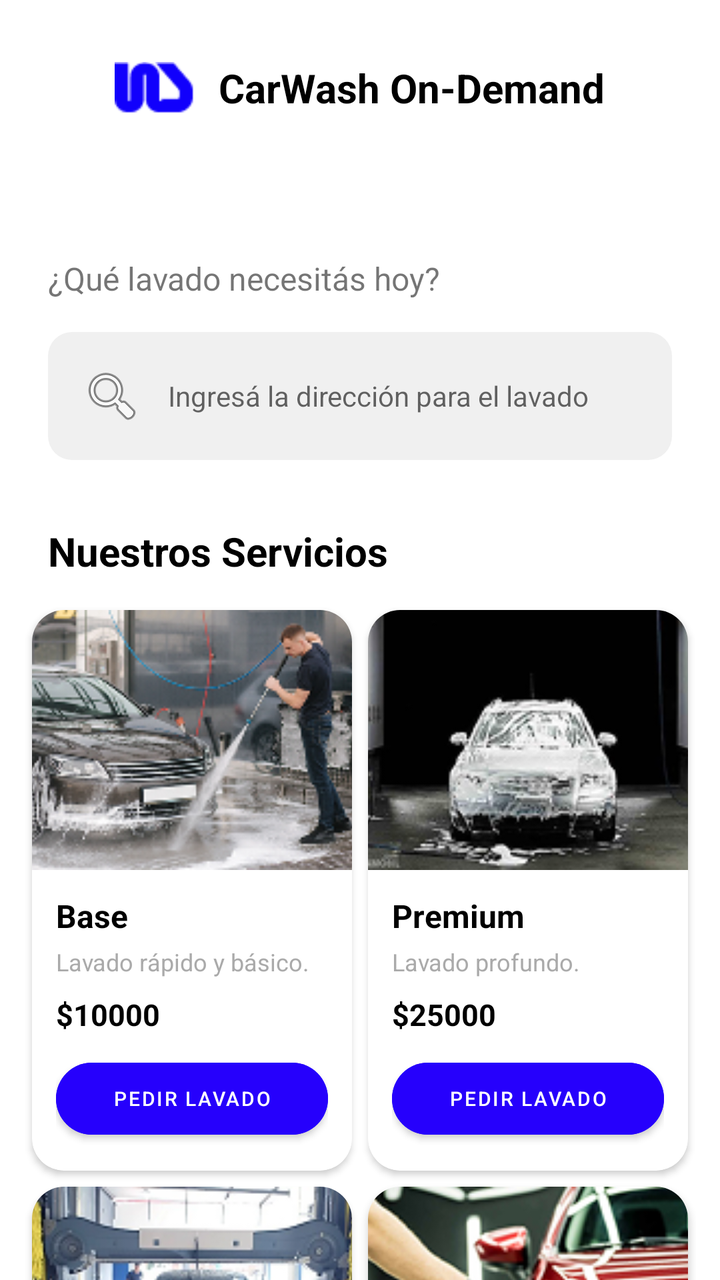
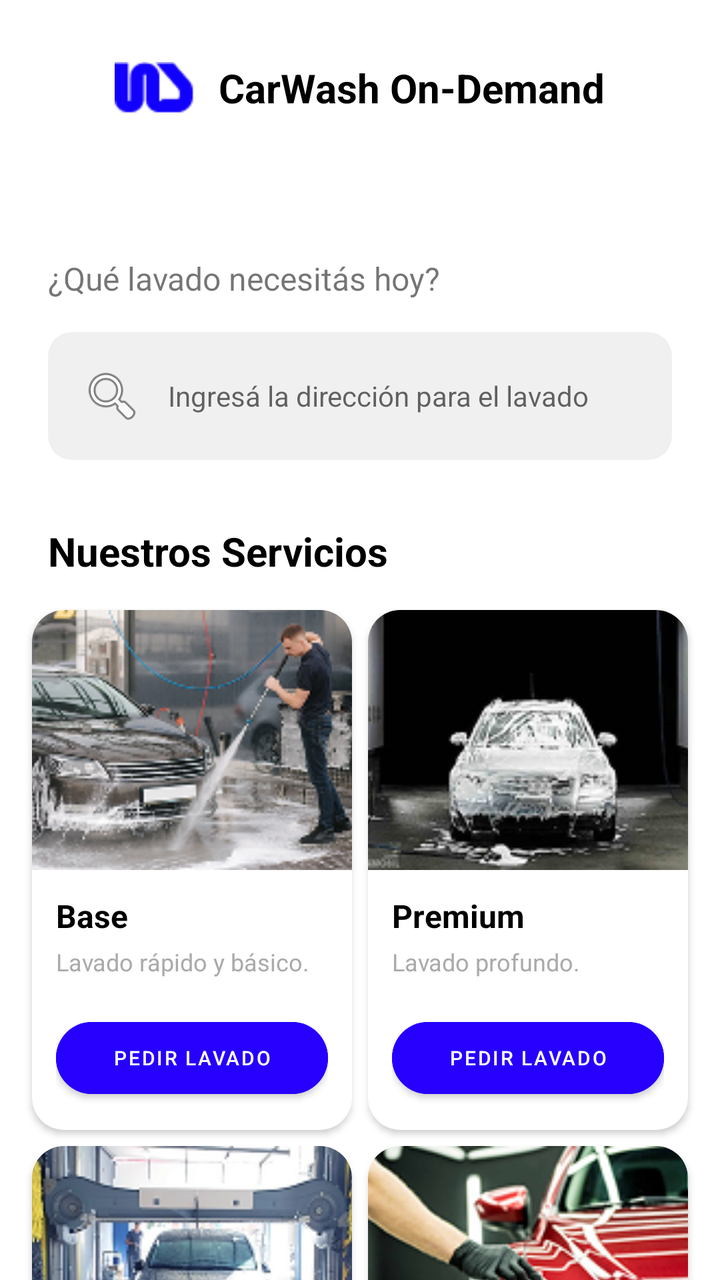

Two renders of the same Android screen: before a commit and after it. Below are the layout's source before the change and the commit's diff.
<!-- AndroidManifest.xml: application theme Theme.CarWash -->
<!-- res/layout/fragment_home.xml -->
<?xml version="1.0" encoding="utf-8"?>
<LinearLayout
    xmlns:android="http://schemas.android.com/apk/res/android"
    xmlns:app="http://schemas.android.com/apk/res-auto"
    xmlns:tools="http://schemas.android.com/tools"
    android:layout_width="match_parent"
    android:layout_height="match_parent"
    android:orientation="vertical"
    tools:context=".ui.home.HomeFragment">

    
    <LinearLayout
        android:layout_width="match_parent"
        android:layout_height="wrap_content"
        android:orientation="horizontal"
        android:gravity="center"
        android:paddingTop="24dp"
        android:paddingBottom="12dp">

        <ImageView
            android:layout_width="40dp"
            android:layout_height="40dp"
            android:src="@drawable/logo_carwash"/>

        <TextView
            android:layout_width="wrap_content"
            android:layout_height="wrap_content"
            android:text="CarWash On-Demand"
            android:textColor="@android:color/black"
            android:textSize="20sp"
            android:textStyle="bold"
            android:layout_marginStart="12dp"/>
    </LinearLayout>

    
    <LinearLayout
        android:layout_width="match_parent"
        android:layout_height="0dp"
        android:layout_weight="1"
        android:orientation="vertical">

        
        <LinearLayout
            android:layout_width="match_parent"
            android:layout_height="wrap_content"
            android:orientation="vertical"
            android:paddingStart="24dp"
            android:paddingEnd="24dp">

            <TextView
                android:id="@+id/greeting_text"
                android:layout_width="match_parent"
                android:layout_height="wrap_content"
                android:layout_marginTop="16dp"
                android:text=""
                android:textColor="@android:color/black"
                android:textSize="24sp"
                android:textStyle="bold" />

            <TextView
                android:id="@+id/prompt_text"
                android:layout_width="match_parent"
                android:layout_height="wrap_content"
                android:layout_marginTop="4dp"
                android:text="¿Qué lavado necesitás hoy?"
                android:textSize="16sp" />

            
            <EditText
                android:id="@+id/search_bar"
                android:layout_width="match_parent"
                android:layout_height="wrap_content"
                android:layout_marginTop="16dp"
                android:background="@drawable/edit_text_background"
                android:drawableStart="@android:drawable/ic_menu_search"
                android:drawablePadding="12dp"
                android:gravity="center_vertical"
                android:padding="16dp"
                android:hint="Ingresá la dirección para el lavado"
                android:inputType="textPostalAddress"
                android:textSize="14sp" />

            <TextView
                android:id="@+id/services_title"
                android:layout_width="match_parent"
                android:layout_height="wrap_content"
                android:layout_marginTop="32dp"
                android:text="Nuestros Servicios"
                android:textColor="@android:color/black"
                android:textSize="20sp"
                android:textStyle="bold" />
        </LinearLayout>

        
        <androidx.core.widget.NestedScrollView
            android:layout_width="match_parent"
            android:layout_height="match_parent"
            android:layout_marginTop="12dp"
            android:clipToPadding="false"
            android:paddingBottom="16dp">

            <GridLayout
                android:layout_width="match_parent"
                android:layout_height="wrap_content"
                android:columnCount="2"
                android:paddingStart="12dp"
                android:paddingEnd="12dp"
                android:useDefaultMargins="true">

                
                <com.google.android.material.card.MaterialCardView
                    android:layout_width="0dp"
                    android:layout_height="wrap_content"
                    android:layout_columnWeight="1"
                    app:cardCornerRadius="16dp"
                    app:cardElevation="2dp">

                    <LinearLayout
                        android:layout_width="match_parent"
                        android:layout_height="wrap_content"
                        android:orientation="vertical">

                        <ImageView
                            android:layout_width="match_parent"
                            android:layout_height="130dp"
                            android:src="@drawable/lavadobase"
                            android:scaleType="centerCrop" />

                        <LinearLayout
                            android:layout_width="match_parent"
                            android:layout_height="wrap_content"
                            android:orientation="vertical"
                            android:padding="12dp">

                            <TextView
                                android:layout_width="wrap_content"
                                android:layout_height="wrap_content"
                                android:text="Base"
                                android:textColor="@android:color/black"
                                android:textSize="16sp"
                                android:textStyle="bold" />

                            <TextView
                                android:layout_width="wrap_content"
                                android:layout_height="wrap_content"
                                android:text="Lavado rápido y básico."
                                android:textColor="@android:color/darker_gray"
                                android:textSize="12sp"
                                android:layout_marginTop="4dp"
                                android:layout_marginBottom="8dp"/>

                            <TextView
                                android:layout_width="wrap_content"
                                android:layout_height="wrap_content"
                                android:text="$10000"
                                android:textColor="@android:color/black"
                                android:textSize="15sp"
                                android:textStyle="bold" />

                            <com.google.android.material.button.MaterialButton
                                android:id="@+id/btnOrderBase"
                                android:layout_width="match_parent"
                                android:layout_height="wrap_content"
                                android:layout_marginTop="8dp"
                                android:text="PEDIR LAVADO"
                                android:textSize="10sp"
                                android:textAllCaps="false"
                                android:backgroundTint="@color/azulcarwash"
                                app:cornerRadius="24dp" />

                        </LinearLayout>
                    </LinearLayout>
                </com.google.android.material.card.MaterialCardView>

                
                <com.google.android.material.card.MaterialCardView
                    android:layout_width="0dp"
                    android:layout_height="wrap_content"
                    android:layout_columnWeight="1"
                    app:cardCornerRadius="16dp"
                    app:cardElevation="2dp">

                    <LinearLayout
                        android:layout_width="match_parent"
                        android:layout_height="wrap_content"
                        android:orientation="vertical">

                        <ImageView
                            android:layout_width="match_parent"
                            android:layout_height="130dp"
                            android:src="@drawable/lavadopremium"
                            android:scaleType="centerCrop" />

                        <LinearLayout
                            android:layout_width="match_parent"
                            android:layout_height="wrap_content"
                            android:orientation="vertical"
                            android:padding="12dp">

                            <TextView
                                android:layout_width="wrap_content"
                                android:layout_height="wrap_content"
                                android:text="Premium"
                                android:textColor="@android:color/black"
                                android:textSize="16sp"
                                android:textStyle="bold" />

                            <TextView
                                android:layout_width="wrap_content"
                                android:layout_height="wrap_content"
                                android:text="Lavado profundo."
                                android:textColor="@android:color/darker_gray"
                                android:textSize="12sp"
                                android:layout_marginTop="4dp"
                                android:layout_marginBottom="8dp"/>

                            <TextView
                                android:layout_width="wrap_content"
                                android:layout_height="wrap_content"
                                android:text="$25000"
                                android:textColor="@android:color/black"
                                android:textSize="15sp"
                                android:textStyle="bold" />

                            <com.google.android.material.button.MaterialButton
                                android:id="@+id/btnOrderPremium"
                                android:layout_width="match_parent"
                                android:layout_height="wrap_content"
                                android:layout_marginTop="8dp"
                                android:text="PEDIR LAVADO"
                                android:textSize="10sp"
                                android:textAllCaps="false"
                                android:backgroundTint="@color/azulcarwash"
                                app:cornerRadius="24dp" />

                        </LinearLayout>
                    </LinearLayout>
                </com.google.android.material.card.MaterialCardView>

                
                <com.google.android.material.card.MaterialCardView
                    android:layout_width="0dp"
                    android:layout_height="wrap_content"
                    android:layout_columnWeight="1"
                    app:cardCornerRadius="16dp"
                    app:cardElevation="2dp">

                    <LinearLayout
                        android:layout_width="match_parent"
                        android:layout_height="wrap_content"
                        android:orientation="vertical">

                        <ImageView
                            android:layout_width="match_parent"
                            android:layout_height="130dp"
                            android:src="@drawable/lavadoexpress"
                            android:scaleType="centerCrop" />

                        <LinearLayout
                            android:layout_width="match_parent"
                            android:layout_height="wrap_content"
                            android:orientation="vertical"
                            android:padding="12dp">

                            <TextView
                                android:layout_width="wrap_content"
                                android:layout_height="wrap_content"
                                android:text="Express"
                                android:textColor="@android:color/black"
                                android:textSize="16sp"
                                android:textStyle="bold" />

                            <TextView
                                android:layout_width="wrap_content"
                                android:layout_height="wrap_content"
                                android:text="Menos de una hora."
                                android:textColor="@android:color/darker_gray"
                                android:textSize="12sp"
                                android:layout_marginTop="4dp"
                                android:layout_marginBottom="8dp"/>

                            <TextView
                                android:layout_width="wrap_content"
                                android:layout_height="wrap_content"
                                android:text="$15000"
                                android:textColor="@android:color/black"
                                android:textSize="15sp"
                                android:textStyle="bold" />

                            <com.google.android.material.button.MaterialButton
                                android:id="@+id/btnOrderExpress"
                                android:layout_width="match_parent"
                                android:layout_height="wrap_content"
                                android:layout_marginTop="8dp"
                                android:text="PEDIR LAVADO"
                                android:textSize="10sp"
                                android:textAllCaps="false"
                                android:backgroundTint="@color/azulcarwash"
                                app:cornerRadius="24dp" />

                        </LinearLayout>
                    </LinearLayout>
                </com.google.android.material.card.MaterialCardView>

                
                <com.google.android.material.card.MaterialCardView
                    android:layout_width="0dp"
                    android:layout_height="wrap_content"
                    android:layout_columnWeight="1"
                    app:cardCornerRadius="16dp"
                    app:cardElevation="2dp">

                    <LinearLayout
                        android:layout_width="match_parent"
                        android:layout_height="wrap_content"
                        android:orientation="vertical">

                        <ImageView
                            android:layout_width="match_parent"
                            android:layout_height="130dp"
                            android:src="@drawable/lavadodetailing"
                            android:scaleType="centerCrop" />

                        <LinearLayout
                            android:layout_width="match_parent"
                            android:layout_height="wrap_content"
                            android:orientation="vertical"
                            android:padding="12dp">

                            <TextView
                                android:layout_width="wrap_content"
                                android:layout_height="wrap_content"
                                android:text="Detailing"
                                android:textColor="@android:color/black"
                                android:textSize="16sp"
                                android:textStyle="bold" />

                            <TextView
                                android:layout_width="wrap_content"
                                android:layout_height="wrap_content"
                                android:text="Lavado, encerado y pulido."
                                android:textColor="@android:color/darker_gray"
                                android:textSize="12sp"
                                android:layout_marginTop="4dp"
                                android:layout_marginBottom="8dp"/>

                            <TextView
                                android:layout_width="wrap_content"
                                android:layout_height="wrap_content"
                                android:text="$50000"
                                android:textColor="@android:color/black"
                                android:textSize="15sp"
                                android:textStyle="bold" />

                            <com.google.android.material.button.MaterialButton
                                android:id="@+id/btnOrderDetailing"
                                android:layout_width="match_parent"
                                android:layout_height="wrap_content"
                                android:layout_marginTop="8dp"
                                android:text="PEDIR LAVADO"
                                android:textSize="10sp"
                                android:textAllCaps="false"
                                android:backgroundTint="@color/azulcarwash"
                                app:cornerRadius="24dp" />

                        </LinearLayout>
                    </LinearLayout>
                </com.google.android.material.card.MaterialCardView>

            </GridLayout>
        </androidx.core.widget.NestedScrollView>
    </LinearLayout>
</LinearLayout>
<!-- resources referenced by this layout -->
<resources>
  <color name="azulcarwash">#2600FC</color>
  <!-- drawable edit_text_background (drawable) -->
  <?xml version="1.0" encoding="utf-8"?>
  <shape xmlns:android="http://schemas.android.com/apk/res/android"
      android:shape="rectangle">
  
      
      <solid android:color="@color/edit_text_bg_gray" />
  
      
      <corners android:radius="12dp" />
  
  </shape>
  <!-- drawable lavadobase: png bitmap (drawable, 54784 bytes) -->
  <!-- drawable lavadodetailing: png bitmap (drawable, 52180 bytes) -->
  <!-- drawable lavadoexpress: png bitmap (drawable, 50966 bytes) -->
  <!-- drawable lavadopremium: png bitmap (drawable, 27926 bytes) -->
  <!-- drawable logo_carwash: png bitmap (drawable, 734 bytes) -->
  <style name="Theme.CarWash" parent="Theme.MaterialComponents.DayNight.NoActionBar">
          
          <item name="colorPrimary">@color/purple_500</item>
          <item name="colorPrimaryVariant">@color/purple_700</item>
          <item name="colorOnPrimary">@color/white</item>
          
          <item name="colorSecondary">@color/teal_200</item>
          <item name="colorSecondaryVariant">@color/teal_700</item>
          <item name="colorOnSecondary">@color/black</item>
          
          <item name="android:statusBarColor">?attr/colorPrimaryVariant</item>
          
      </style>
  <color name="edit_text_bg_gray">#F0F0F0</color>
  <color name="purple_500">#FF6200EE</color>
  <color name="purple_700">#FF3700B3</color>
  <color name="white">#FFFFFFFF</color>
  <color name="teal_200">#FF03DAC5</color>
  <color name="teal_700">#FF018786</color>
  <color name="black">#FF000000</color>
</resources>

<!-- the commit's change to res/layout/fragment_home.xml (unified diff, before → after) -->
@@ -149,14 +149,6 @@
                                 android:layout_marginTop="4dp"
                                 android:layout_marginBottom="8dp"/>
 
-                            <TextView
-                                android:layout_width="wrap_content"
-                                android:layout_height="wrap_content"
-                                android:text="$10000"
-                                android:textColor="@android:color/black"
-                                android:textSize="15sp"
-                                android:textStyle="bold" />
-
                             <com.google.android.material.button.MaterialButton
                                 android:id="@+id/btnOrderBase"
                                 android:layout_width="match_parent"
@@ -214,14 +206,6 @@
                                 android:layout_marginTop="4dp"
                                 android:layout_marginBottom="8dp"/>
 
-                            <TextView
-                                android:layout_width="wrap_content"
-                                android:layout_height="wrap_content"
-                                android:text="$25000"
-                                android:textColor="@android:color/black"
-                                android:textSize="15sp"
-                                android:textStyle="bold" />
-
                             <com.google.android.material.button.MaterialButton
                                 android:id="@+id/btnOrderPremium"
                                 android:layout_width="match_parent"
@@ -279,14 +263,6 @@
                                 android:layout_marginTop="4dp"
                                 android:layout_marginBottom="8dp"/>
 
-                            <TextView
-                                android:layout_width="wrap_content"
-                                android:layout_height="wrap_content"
-                                android:text="$15000"
-                                android:textColor="@android:color/black"
-                                android:textSize="15sp"
-                                android:textStyle="bold" />
-
                             <com.google.android.material.button.MaterialButton
                                 android:id="@+id/btnOrderExpress"
                                 android:layout_width="match_parent"
@@ -344,14 +320,6 @@
                                 android:layout_marginTop="4dp"
                                 android:layout_marginBottom="8dp"/>
 
-                            <TextView
-                                android:layout_width="wrap_content"
-                                android:layout_height="wrap_content"
-                                android:text="$50000"
-                                android:textColor="@android:color/black"
-                                android:textSize="15sp"
-                                android:textStyle="bold" />
-
                             <com.google.android.material.button.MaterialButton
                                 android:id="@+id/btnOrderDetailing"
                                 android:layout_width="match_parent"
